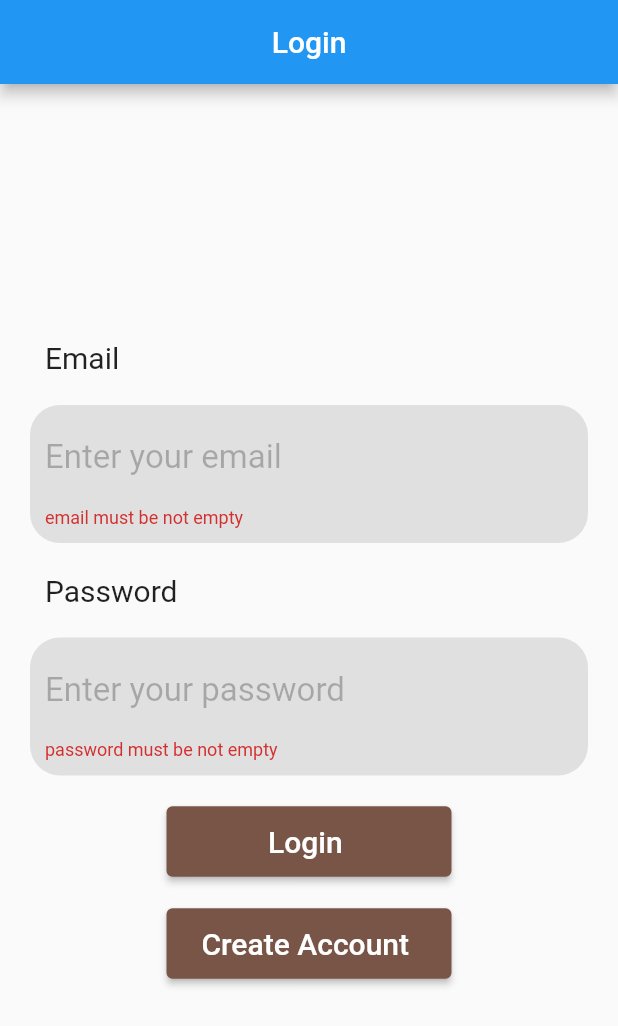
After one commit to monyemad/Flutter_ICT, a Flutter app: the screen it shows after launch, scrolled down 104 dp, after a tap on the "logout" icon, after a tap on "Login", on a phone screen of 412 x 824 dp. The commit adds this screen. Shown: the top 1026 px of the screen. Run offline on Flutter 3.47's test engine with Material 2 defaults, Android fonts, the phone set to English and light mode, and no system bars; our stand-ins replace firebase_auth, firebase_core; accounts and stored records are empty; network calls fail.

Commit message:
finished project

```diff
--- a/lib/main.dart
+++ b/lib/main.dart
@@ -1,8 +1,15 @@
+import 'package:firebase_core/firebase_core.dart';
+import 'package:first_app/firebase_options.dart';
 import 'package:first_app/ui/screen/counter.dart';
 import 'package:first_app/ui/screen/home_page.dart';
+import 'package:first_app/ui/screen/profile.dart';
 import 'package:flutter/material.dart';
 
-main() {
+Future<void> main() async {
+  WidgetsFlutterBinding.ensureInitialized();
+  await Firebase.initializeApp(
+    options: DefaultFirebaseOptions.currentPlatform,
+  );
   runApp(const MyApp());
 }
 
@@ -37,6 +44,7 @@ class _MyHomePage3State extends State<MyHomePage3> {
   List<Widget> screen=[
     const MyHomePage(),
     const Page1(total: 0,),
+    const Profile(),
   ];
   @override
   Widget build(BuildContext context) {
@@ -49,7 +57,8 @@ class _MyHomePage3State extends State<MyHomePage3> {
           },
           items: const [
             BottomNavigationBarItem(icon: Icon(Icons.home_filled), label: 'Home'),
-            BottomNavigationBarItem(icon: Icon(Icons.add_box_rounded), label: 'counter'),
+            BottomNavigationBarItem(icon: Icon(Icons.add_box_outlined), label: 'Counter'),
+            BottomNavigationBarItem(icon: Icon(Icons.account_circle_outlined), label: 'Profile'),
           ],
         ),
     );
--- a/lib/ui/screen/counter.dart
+++ b/lib/ui/screen/counter.dart
@@ -30,9 +30,11 @@ class _Page1State extends State<Page1> {
   @override
   Widget build(BuildContext context) {
     return Scaffold(
-      appBar: AppBar(),
+      appBar: AppBar(
+        title: const Text("Counter"),
+      ),
       body: Container(
-        color: Colors.grey.shade200,
+        color: Colors.white,
         child: Padding(
           padding: const EdgeInsets.all(30.0),
           child: Column(
--- a/lib/ui/screen/home_page.dart
+++ b/lib/ui/screen/home_page.dart
@@ -1,5 +1,8 @@
+import 'package:firebase_auth/firebase_auth.dart';
 import 'package:first_app/data/models/smart.dart';
 import 'package:first_app/ui/screen/counter.dart';
+import 'package:first_app/ui/screen/login.dart';
+import 'package:first_app/ui/screen/profile.dart';
 import 'package:first_app/ui/widgets/smart_widget.dart';
 import 'package:flutter/material.dart';
 
@@ -41,6 +44,15 @@ class _MyHomePageState extends State<MyHomePage> {
             "06/Echo-Dot-Kids-Edition-Blue.jpg?resize=768,768",
         price: 300),
   ];
+  Future<bool> signout() async {
+    try{
+      await FirebaseAuth.instance.signOut();
+      return true;
+    }catch(e){
+      print(e.toString());
+      return false;
+    }
+  }
 
   @override
   Widget build(BuildContext context) {
@@ -48,6 +60,24 @@ class _MyHomePageState extends State<MyHomePage> {
       backgroundColor: Colors.grey.shade400,
       appBar: AppBar(
         title: const Text('Smart tech.'),
+        centerTitle: true,
+        leading: IconButton(
+          onPressed: ()async{
+            await signout().then((value) {
+              if (value){
+                Navigator.pushReplacement(
+                    context,
+                    MaterialPageRoute(builder: (context){
+                      return const Login();
+                    })
+                );
+              }
+            });
+          },
+          icon: const Icon
+            (Icons.logout_rounded),
+        ),
+        actions: const [Icon(Icons.menu_rounded)],
         backgroundColor: Colors.blueAccent,
       ),
       body: SafeArea(
--- /dev/null
+++ b/lib/ui/screen/login.dart
@@ -0,0 +1,183 @@
+import 'package:firebase_auth/firebase_auth.dart';
+import 'package:first_app/main.dart';
+import 'package:first_app/ui/screen/profile.dart';
+import 'package:flutter/material.dart';
+
+class Login extends StatefulWidget {
+  const Login({super.key});
+
+  @override
+  State<Login> createState() => _LoginState();
+}
+
+class _LoginState extends State<Login> {
+  TextEditingController email = TextEditingController();
+  TextEditingController password = TextEditingController();
+
+  GlobalKey<FormState> formkey = GlobalKey<FormState>();
+
+  Future<void> login(String email,
+      String password,) async {
+    if (formkey.currentState!.validate()) {
+      try {
+        FirebaseAuth.instance.createUserWithEmailAndPassword(
+          email: email,
+          password: password,
+        ).then((value) {
+          if (value.user != null)
+          {
+            Navigator.pushReplacement(
+                context,
+                MaterialPageRoute(builder: (context){
+                  return const MyHomePage3();
+                })
+            );
+          }
+        });
+      }
+      catch(e){
+        ScaffoldMessenger.of(context).showSnackBar(
+            SnackBar(content: Text(e.toString()))
+        );
+      }
+    }
+  }
+
+  @override
+  Widget build(BuildContext context) {
+    return Scaffold(
+      appBar: AppBar(
+        title: const Text("Login"),
+        centerTitle: true,
+      ),
+      body: Form(
+        key: formkey,
+        child: Column(
+          mainAxisAlignment: MainAxisAlignment.center,
+          children: [
+            Container(
+              alignment: Alignment.topLeft,
+              padding: const EdgeInsets.only(left: 30),
+              child: const Text(
+                "Email",
+                style: TextStyle(fontSize: 20),
+              ),
+            ),
+            Container(
+              alignment: Alignment.center,
+              decoration: BoxDecoration(
+                color: Colors.grey.shade300,
+                borderRadius: BorderRadius.circular(20),
+              ),
+              padding: const EdgeInsets.all(10),
+              margin: const EdgeInsets.all(20),
+              child: TextFormField(
+                keyboardType: TextInputType.emailAddress,
+                controller: email,
+                decoration: const InputDecoration(
+                  hintText: "Enter your email",
+                  hintStyle: TextStyle(fontSize: 22, color: Colors.black26),
+                  border: InputBorder.none,
+                ),
+                validator: (value) {
+                  if (value!.isEmpty) {
+                    return 'email must be not empty';
+                  }
+                },
+              ),
+            ),
+            Container(
+              alignment: Alignment.topLeft,
+              padding: const EdgeInsets.only(left: 30),
+              child: const Text(
+                "Password",
+                style: TextStyle(fontSize: 20),
+              ),
+            ),
+            Container(
+              alignment: Alignment.center,
+              decoration: BoxDecoration(
+                color: Colors.grey.shade300,
+                borderRadius: BorderRadius.circular(20),
+              ),
+              padding: const EdgeInsets.all(10),
+              margin: const EdgeInsets.all(20),
+              child: TextFormField(
+                keyboardType: TextInputType.visiblePassword,
+                controller: password,
+                decoration: const InputDecoration(
+                  hintText: "Enter your password",
+                  hintStyle: TextStyle(fontSize: 22, color: Colors.black26),
+                  border: InputBorder.none,
+                ),
+                validator: (value) {
+                  if (value!.isEmpty) {
+                    return 'password must be not empty';
+                  }
+                  else if (value.length < 8) {
+                    return 'password must be 8 numbers or letters';
+                  }
+                },
+              ),
+            ),
+            ElevatedButton(
+                style: ElevatedButton.styleFrom(
+                    alignment: Alignment.center,
+                    maximumSize: const Size(190, 80),
+                    padding: const EdgeInsets.all(12),
+                    backgroundColor: Colors.brown
+                ),
+                onPressed: () async{
+                  await login (
+                    email.text,
+                    password.text,
+                  );
+                },
+                child: const Row(
+                  mainAxisAlignment: MainAxisAlignment.center,
+                  children: [
+                    Text(
+                      "Login",
+                      style: TextStyle(fontSize: 20),
+                    ),
+                    SizedBox(
+                      width: 5,
+                    )
+                  ],
+                )),
+            const SizedBox(
+              height: 20,
+            ),
+            ElevatedButton(
+                style: ElevatedButton.styleFrom(
+                    alignment: Alignment.center,
+                    maximumSize: const Size(190, 80),
+                    padding: const EdgeInsets.all(12),
+                    backgroundColor: Colors.brown
+                ),
+                onPressed: () {
+                  Navigator.pushReplacement(
+                      context,
+                      MaterialPageRoute(builder: (context){
+                        return const Profile();
+                      })
+                  );
+                },
+                child: const Row(
+                  mainAxisAlignment: MainAxisAlignment.center,
+                  children: [
+                    Text(
+                      "Create Account",
+                      style: TextStyle(fontSize: 20),
+                    ),
+                    SizedBox(
+                      width: 5,
+                    )
+                  ],
+                )),
+          ],
+        ),
+      ),
+    );
+  }
+}
--- a/pubspec.yaml
+++ b/pubspec.yaml
@@ -35,6 +35,10 @@ dependencies:
   # The following adds the Cupertino Icons font to your application.
   # Use with the CupertinoIcons class for iOS style icons.
   cupertino_icons: ^1.0.2
+  http: ^1.1.0
+  firebase_core: ^2.15.1
+  firebase_auth: ^4.7.3
+  cloud_firestore: ^4.8.5
 
 dev_dependencies:
   flutter_test:
```
Also changed, not shown: lib/ui/screen/profile.dart (added, +79 -0 lines), lib/ui/screen/signup.dart (added, +171 -0 lines), lib/firebase_options.dart (added), pubspec.lock, 9 other files.
